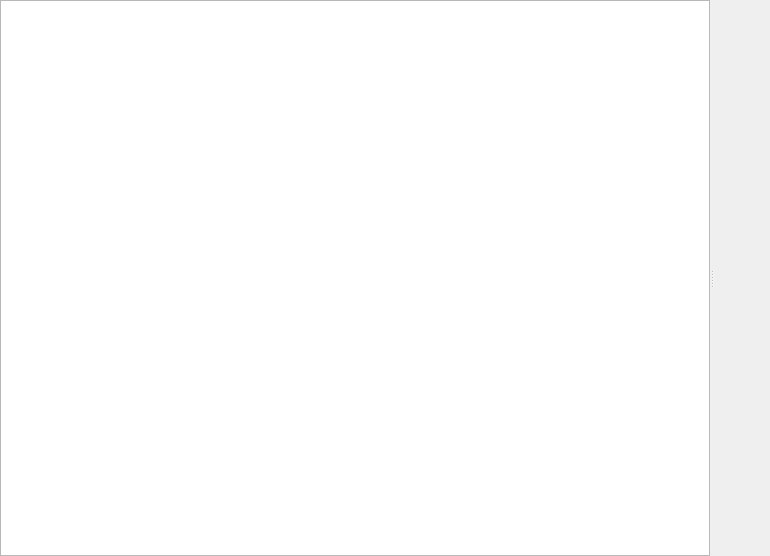
Above: source/mainwindow.ui from tyw66/YJ64 before the change. Below: the same form after it.
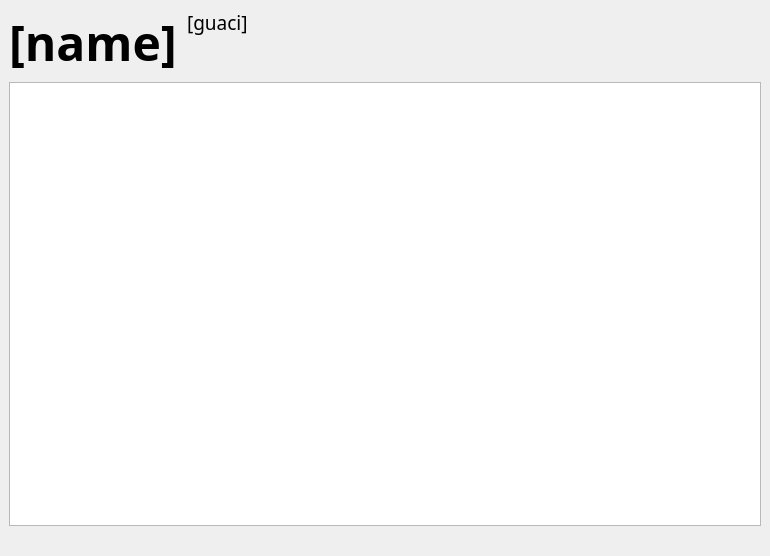
That is the form after the change.

Patch:
```diff
--- a/source/mainwindow.ui
+++ b/source/mainwindow.ui
@@ -14,37 +14,25 @@
    <string>MainWindow</string>
   </property>
   <widget class="QWidget" name="centralwidget">
-   <layout class="QGridLayout" name="gridLayout">
-    <property name="leftMargin">
-     <number>0</number>
-    </property>
-    <property name="topMargin">
-     <number>0</number>
-    </property>
-    <property name="rightMargin">
-     <number>0</number>
-    </property>
-    <property name="bottomMargin">
-     <number>0</number>
-    </property>
-    <item row="0" column="0">
-     <widget class="QSplitter" name="splitter">
-      <property name="orientation">
-       <enum>Qt::Horizontal</enum>
-      </property>
-      <widget class="QGraphicsView" name="graphicsView"/>
-      <widget class="QWidget" name="verticalLayoutWidget">
        <layout class="QVBoxLayout" name="verticalLayout">
         <item>
+     <layout class="QHBoxLayout" name="layout_name" stretch="0,1">
+      <property name="spacing">
+       <number>10</number>
+      </property>
+      <item>
          <widget class="QLabel" name="label_name">
           <property name="font">
            <font>
-            <family>等线</family>
-            <pointsize>18</pointsize>
+          <family>微软雅黑</family>
+          <pointsize>36</pointsize>
             <weight>75</weight>
             <bold>true</bold>
            </font>
           </property>
+        <property name="text">
+         <string>[name]</string>
+        </property>
          </widget>
         </item>
         <item>
@@ -57,27 +45,38 @@
             <bold>false</bold>
            </font>
           </property>
+        <property name="text">
+         <string>[guaci]</string>
+        </property>
+        <property name="alignment">
+         <set>Qt::AlignLeading|Qt::AlignLeft|Qt::AlignTop</set>
+        </property>
           <property name="wordWrap">
            <bool>true</bool>
           </property>
          </widget>
         </item>
+     </layout>
+    </item>
         <item>
-         <spacer name="verticalSpacer">
-          <property name="orientation">
-           <enum>Qt::Vertical</enum>
-          </property>
-          <property name="sizeHint" stdset="0">
-           <size>
-            <width>20</width>
-            <height>40</height>
-           </size>
-          </property>
-         </spacer>
-        </item>
-       </layout>
-      </widget>
-     </widget>
+     <widget class="QGraphicsView" name="graphicsView"/>
+    </item>
+    <item>
+     <layout class="QHBoxLayout" name="layout_info">
+      <item>
+       <widget class="QLabel" name="label_yaoci">
+        <property name="font">
+         <font>
+          <family>Arial</family>
+          <pointsize>10</pointsize>
+         </font>
+        </property>
+        <property name="text">
+         <string/>
+        </property>
+       </widget>
+      </item>
+     </layout>
     </item>
    </layout>
   </widget>
```
Left out of the diff: 2 changed lines with no effect on the pictures. Lines whose indentation alone changed are shown as unchanged.
